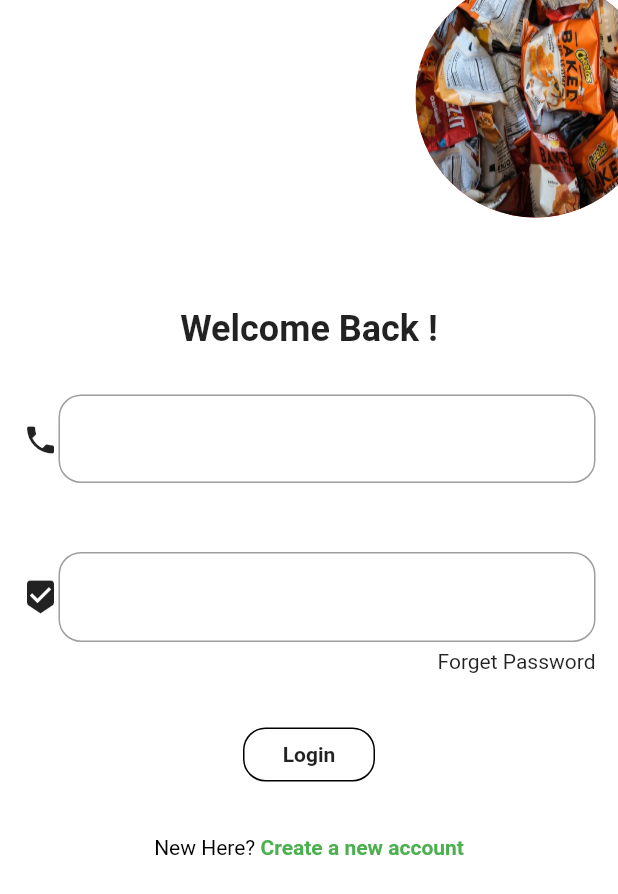
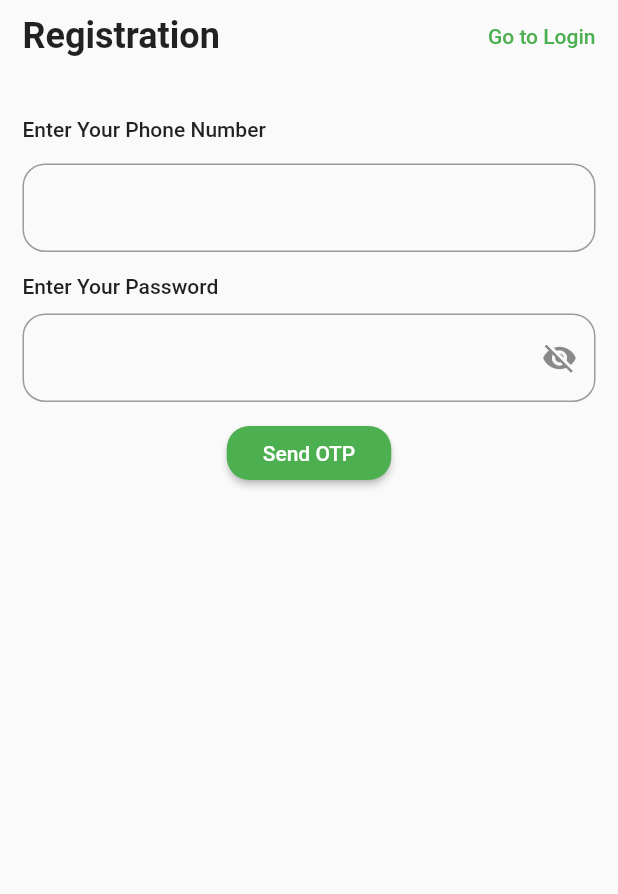
Before and after one commit to NishadAvnish/FressKart, a Flutter app: the screen it shows after launch, on a phone screen of 412 x 824 dp. Shown: the top 894 px of the screen. Run offline on Flutter 3.47's test engine with Material 2 defaults, Android fonts, the light colour scheme and no system bars; our stand-ins replace carousel_pro.

Commit message:
registration form ui complete

```diff
--- a/lib/Screen/Login/login_screen.dart
+++ b/lib/Screen/Login_and_Registration/login_screen.dart
@@ -11,7 +11,7 @@ class _LoginScreenState extends State<LoginScreen> {
   @override
   void initState() {
     super.initState();
-    _showPassword = true;
+    _showPassword = false;
   }
 
   @override
@@ -146,12 +146,16 @@ class _LoginScreenState extends State<LoginScreen> {
                     SizedBox(
                       height: 30,
                     ),
-                    RichText(
+                    GestureDetector(
+                      onTap: () =>
+                          Navigator.of(context).pushNamed("registration"),
+                      child: RichText(
                           text: TextSpan(children: <TextSpan>[
                         TextSpan(
                           text: "New Here? ",
                           style: TextStyle(
-                            fontWeight: FontWeight.normal, color: Colors.black),
+                              fontWeight: FontWeight.normal,
+                              color: Colors.black),
                         ),
                         TextSpan(
                           text: "Create a new account",
@@ -159,6 +163,7 @@ class _LoginScreenState extends State<LoginScreen> {
                               fontWeight: FontWeight.bold, color: mainColor),
                         ),
                       ])),
+                    ),
                   ]),
                 )
               ],
--- /dev/null
+++ b/lib/Screen/Login_and_Registration/registration.dart
@@ -0,0 +1,282 @@
+import 'dart:async';
+
+import 'package:flutter/material.dart';
+import 'package:freshkart/Util/color.dart';
+
+class RegistrationScreen extends StatefulWidget {
+  @override
+  _RegistrationScreenState createState() => _RegistrationScreenState();
+}
+
+class _RegistrationScreenState extends State<RegistrationScreen> {
+  GlobalKey<FormState> _formKey;
+  GlobalKey<FormState> _passwordFormKey;
+  bool _isValidEntries, _isTimerRunning;
+  int _seconds;
+  Timer _timer;
+  bool _showPassword;
+
+  @override
+  void initState() {
+    super.initState();
+    _formKey = GlobalKey<FormState>();
+    _passwordFormKey = GlobalKey<FormState>();
+    _isValidEntries = false;
+    _isTimerRunning = false;
+    _seconds = 5;
+    _showPassword = true;
+  }
+
+  String _validateMobile(String value) {
+    String pattern = r'(^(?:[+0]9)?[0-9]{10,12}$)';
+    RegExp regExp = RegExp(pattern);
+
+    if (value.length == 0 || !regExp.hasMatch(value)) {
+      setState(() {
+        _isValidEntries = false;
+      });
+      return 'Please enter mobile number';
+    }
+    setState(() {
+      _isValidEntries = true;
+    });
+    return null;
+  }
+
+  String _validatePassword(String value) {
+    if (value.length < 5) {
+      setState(() {
+        _isValidEntries = false;
+      });
+      return "Too short Password";
+    }
+
+    setState(() {
+      _isValidEntries = true;
+    });
+    return null;
+  }
+
+  void _startTimer() {
+    _formKey.currentState.validate();
+    _passwordFormKey.currentState.validate();
+    _seconds = 5;
+    if (_isValidEntries) {
+      setState(() {
+        _isTimerRunning = true;
+      });
+      _timer = Timer.periodic(Duration(seconds: 1), (perSeconds) {
+        setState(() {
+          _seconds -= 1;
+        });
+      });
+    }
+  }
+
+  void _cancelTimer() {
+    if (_timer != null && _seconds == 0) {
+      _timer.cancel();
+
+      setState(() {
+        _isTimerRunning = false;
+      });
+    }
+  }
+
+  @override
+  Widget build(BuildContext context) {
+    final _mediaQuery = MediaQuery.of(context);
+
+    _cancelTimer();
+    return GestureDetector(
+      onTap: () => FocusScope.of(context).requestFocus(FocusNode()),
+      child: Scaffold(
+        body: SingleChildScrollView(
+          child: Padding(
+            padding: EdgeInsets.only(
+                top: _mediaQuery.padding.top + 10, left: 15.0, right: 15.0),
+            child: Column(
+              crossAxisAlignment: CrossAxisAlignment.start,
+              mainAxisAlignment: MainAxisAlignment.center,
+              children: <Widget>[
+                _appBar(),
+                SizedBox(
+                  height: 40,
+                ),
+                _phoneNumberText(),
+                SizedBox(
+                  height: 15,
+                ),
+                _passwordField(),
+                SizedBox(
+                  height: 10.0,
+                ),
+                Align(
+                  alignment: Alignment.center,
+                  child: MaterialButton(
+                    onPressed: () => _startTimer(),
+                    color: mainColor,
+                    shape: RoundedRectangleBorder(
+                        borderRadius: BorderRadius.all(Radius.circular(15.0))),
+                    disabledColor: Colors.grey,
+                    child: Padding(
+                      padding: const EdgeInsets.all(8.0),
+                      child: _isTimerRunning
+                          ? Text("$_seconds",
+                              style: Theme.of(context)
+                                  .textTheme
+                                  .button
+                                  .copyWith(color: Colors.white))
+                          : Text("Send OTP",
+                              style: Theme.of(context)
+                                  .textTheme
+                                  .button
+                                  .copyWith(color: Colors.white)),
+                    ),
+                  ),
+                ),
+                SizedBox(
+                  height: 40,
+                ),
+                if (_isTimerRunning) _otpPart()
+              ],
+            ),
+          ),
+        ),
+      ),
+    );
+  }
+
+  Widget _appBar() {
+    return Row(
+      mainAxisAlignment: MainAxisAlignment.spaceBetween,
+      children: <Widget>[
+        Text(
+          "Registration",
+          style: Theme.of(context)
+              .textTheme
+              .headline5
+              .copyWith(fontWeight: FontWeight.bold),
+        ),
+        InkWell(
+          onTap: () => Navigator.of(context).pushNamed("login"),
+          child: Text(
+            "Go to Login",
+            style: Theme.of(context)
+                .textTheme
+                .bodyText1
+                .copyWith(color: mainColor),
+          ),
+        ),
+      ],
+    );
+  }
+
+  Widget _phoneNumberText() {
+    return Column(
+      crossAxisAlignment: CrossAxisAlignment.start,
+      children: <Widget>[
+        Text(
+          "Enter Your Phone Number",
+          style: Theme.of(context).textTheme.bodyText1,
+        ),
+        SizedBox(
+          height: 15,
+        ),
+        Form(
+          key: _formKey,
+          child: TextFormField(
+            textInputAction: TextInputAction.go,
+            keyboardType: TextInputType.phone,
+            decoration: InputDecoration(
+                prefixText: "+91 ",
+                border: OutlineInputBorder(
+                    borderRadius: BorderRadius.circular(15.0))),
+            validator: (value) => _validateMobile(value),
+          ),
+        )
+      ],
+    );
+  }
+
+  Widget _passwordField() {
+    return Column(
+      crossAxisAlignment: CrossAxisAlignment.start,
+      children: <Widget>[
+        Text(
+          "Enter Your Password",
+          style: Theme.of(context).textTheme.bodyText1,
+        ),
+        SizedBox(
+          height: 10.0,
+        ),
+        Form(
+          key: _passwordFormKey,
+          child: TextFormField(
+              obscureText: _showPassword,
+              decoration: InputDecoration(
+                suffixIcon: InkWell(
+                  child: Icon(
+                      _showPassword ? Icons.visibility_off : Icons.visibility),
+                  onTap: () {
+                    setState(() {
+                      _showPassword = !_showPassword;
+                    });
+                  },
+                ),
+                border: OutlineInputBorder(
+                    borderRadius: BorderRadius.circular(15.0)),
+              ),
+              validator: (val) => _validatePassword(val)),
+        ),
+      ],
+    );
+  }
+
+  Widget _otpPart() {
+    return Column(
+      crossAxisAlignment: CrossAxisAlignment.start,
+      children: <Widget>[
+        Text(
+          "Enter OTP",
+          style: Theme.of(context).textTheme.bodyText1,
+        ),
+        SizedBox(
+          height: 15,
+        ),
+        Padding(
+          padding: const EdgeInsets.symmetric(horizontal: 18.0),
+          child: TextFormField(
+            textInputAction: TextInputAction.go,
+            keyboardType: TextInputType.phone,
+            decoration: InputDecoration(
+              border:
+                  OutlineInputBorder(borderRadius: BorderRadius.circular(15.0)),
+            ),
+          ),
+        ),
+        SizedBox(
+          height: 10.0,
+        ),
+        Align(
+          alignment: Alignment.center,
+          child: MaterialButton(
+            onPressed: () {},
+            color: mainColor,
+            shape: RoundedRectangleBorder(
+                borderRadius: BorderRadius.all(Radius.circular(15.0))),
+            disabledColor: Colors.grey,
+            child: Padding(
+              padding: const EdgeInsets.all(8.0),
+              child: Text("Submit",
+                  style: Theme.of(context)
+                      .textTheme
+                      .button
+                      .copyWith(color: Colors.white)),
+            ),
+          ),
+        ),
+      ],
+    );
+  }
+}
--- a/lib/Util/routes.dart
+++ b/lib/Util/routes.dart
@@ -1,6 +1,7 @@
 import 'package:flutter/material.dart';
 import 'package:freshkart/Screen/CategoryScreen/categorywise_screen.dart';
-import 'package:freshkart/Screen/Login/login_screen.dart';
+import 'package:freshkart/Screen/Login_and_Registration/login_screen.dart';
+import 'package:freshkart/Screen/Login_and_Registration/registration.dart';
 import 'package:freshkart/Screen/Wishlist/wishlist.dart';
 import 'package:freshkart/Screen/CheckoutScreen/checkout_page.dart';
 import 'package:freshkart/Screen/faqscreen.dart';
@@ -16,8 +17,10 @@ Route<dynamic> genereateRoute(RouteSettings settings) {
       return MaterialPageRoute(builder: (context) => ScreenSelector());
       break;
     case "login":
-      final _index = settings.arguments;
       return MaterialPageRoute(builder: (context) => LoginScreen());
+      break;
+    case "registration":
+      return MaterialPageRoute(builder: (context) => RegistrationScreen());
       break;
     case "FAQ":
       return fadeTransition(child: FAQ());
--- a/lib/main.dart
+++ b/lib/main.dart
@@ -55,7 +55,7 @@ class MyApp extends StatelessWidget {
         theme:
             ThemeData(primarySwatch: Colors.green, splashColor: Colors.green),
         // initialRoute: "screenSelector",
-        initialRoute: "login",
+        initialRoute: "registration",
         onGenerateRoute: genereateRoute,
       ),
     );
```
Lines whose indentation alone changed are shown as unchanged.
